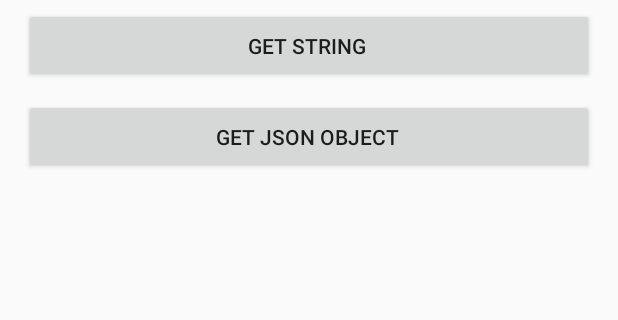
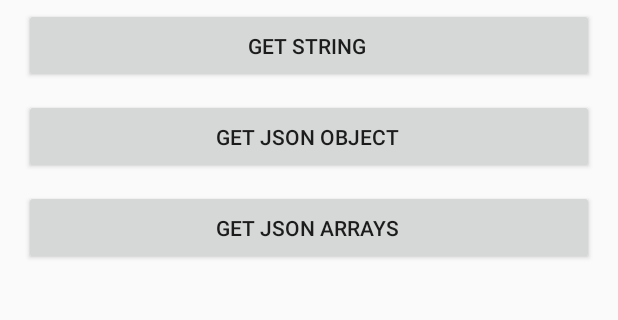
Before and after one commit to arnugroho/Android-Volley, an Android app: the screen it shows after launch (MainActivity), on a phone screen of 412 x 824 dp, the part 197-517 px from its top. Run offline under Robolectric (Android 15) with nearby library versions, the phone set to English and light mode, and no system bars; our stand-ins replace Volley.

Commit message:
add volley Json Arrays

```diff
--- a/app/src/main/res/layout/activity_main.xml
+++ b/app/src/main/res/layout/activity_main.xml
@@ -36,4 +36,13 @@
         android:layout_width="match_parent"
         android:layout_height="50dp"
         android:text="Get Json Object "/>
+
+    <Button
+        android:id="@+id/button_get_Json_array"
+        android:layout_marginTop="5dp"
+        android:layout_marginBottom="5dp"
+        android:layout_width="match_parent"
+        android:layout_height="50dp"
+        android:text="Get Json Arrays "/>
+
 </LinearLayout>
```
Also changed, not shown: app/src/main/java/com/arnugroho/androidvolley/MainActivity.java (+50 -3 lines).
